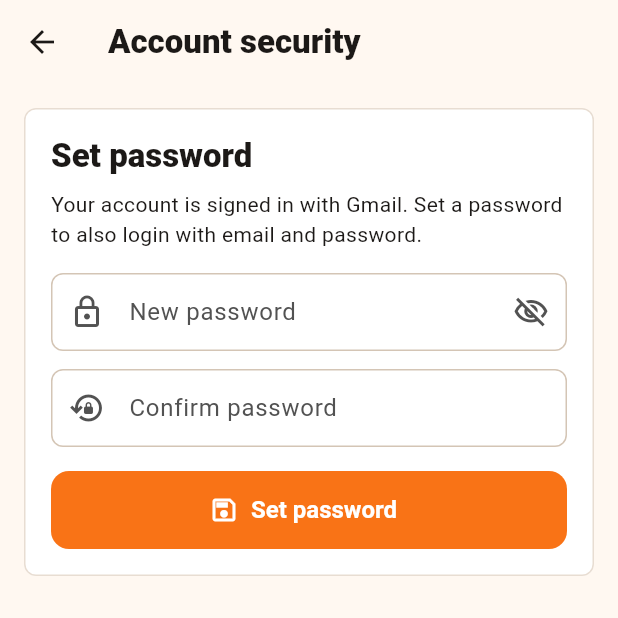
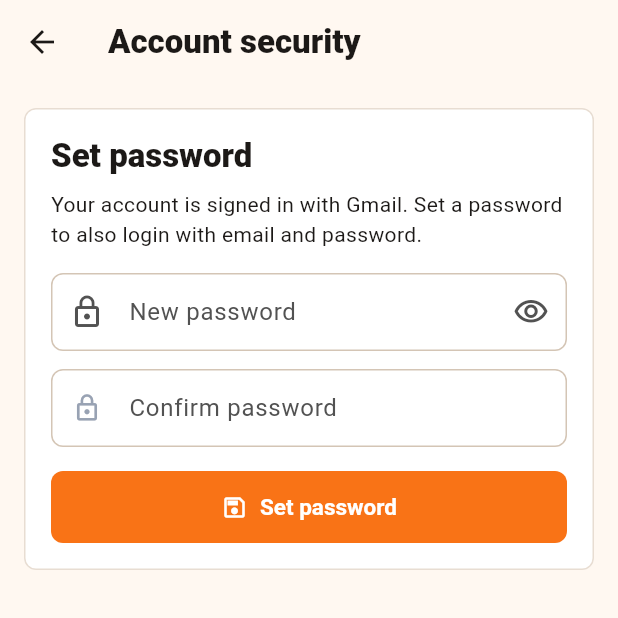
Before and after one commit to nayeem202/mohajon-mobile-app, a Flutter app: the AccountSecurityScreen screen opened directly, on a phone screen of 412 x 824 dp, the top half of it. Run offline on Flutter 3.47's test engine with Material 3 defaults, Android fonts, the phone set to English and light mode, and no system bars; our stand-ins replace cloud_firestore, connectivity_plus, firebase_auth, firebase_core, firebase_storage, fl_chart and 8 more; missing offline and left inert: mobile_scanner; accounts and stored records are empty.

Commit message:
fix: restore missing working changes

```diff
--- a/lib/core/widgets/action_button.dart
+++ b/lib/core/widgets/action_button.dart
@@ -4,62 +4,61 @@ class ActionButton extends StatelessWidget {
   const ActionButton({
     super.key,
     required this.onPressed,
+    required this.isBusy,
+    this.icon,
     required this.label,
-    this.busyLabel,
-    this.icon,
-    this.isBusy = false,
-    this.isDestructive = false,
+    required this.busyLabel,
     this.expanded = true,
-    this.height = 52,
+    this.height = 48,
   });
 
   final VoidCallback? onPressed;
+  final bool isBusy;
+  final IconData? icon;
   final String label;
-  final String? busyLabel;
-  final IconData? icon;
-  final bool isBusy;
-  final bool isDestructive;
+  final String busyLabel;
   final bool expanded;
   final double height;
 
   @override
   Widget build(BuildContext context) {
-    final button = FilledButton.icon(
-      onPressed: isBusy ? null : onPressed,
-      icon: isBusy
-          ? SizedBox(
-              width: 20,
-              height: 20,
-              child: CircularProgressIndicator(
-                strokeWidth: 2.5,
-                color: isDestructive ? Colors.white : Colors.white,
+    final child = isBusy
+        ? Row(
+            mainAxisSize: MainAxisSize.min,
+            children: [
+              const SizedBox(
+                width: 18,
+                height: 18,
+                child: CircularProgressIndicator(
+                  strokeWidth: 2,
+                  color: Colors.white,
+                ),
               ),
-            )
-          : icon != null
-              ? Icon(icon, size: 20)
-              : const SizedBox.shrink(),
-      label: Text(
-        isBusy ? (busyLabel ?? 'Saving...') : label,
-        style: const TextStyle(fontSize: 16, fontWeight: FontWeight.w700),
-      ),
-      style: FilledButton.styleFrom(
-        backgroundColor: isDestructive
-            ? Theme.of(context).colorScheme.error
-            : const Color(0xFFF97316),
-        foregroundColor: Colors.white,
-        minimumSize: Size(expanded ? double.infinity : 0, height),
-        shape: RoundedRectangleBorder(
-          borderRadius: BorderRadius.circular(12),
-        ),
-      ),
+              const SizedBox(width: 10),
+              Text(busyLabel),
+            ],
+          )
+        : Row(
+            mainAxisSize: MainAxisSize.min,
+            children: [
+              if (icon != null) ...[
+                Icon(icon, size: 18),
+                const SizedBox(width: 8),
+              ],
+              Text(label),
+            ],
+          );
+
+    final style = FilledButton.styleFrom(
+      minimumSize: Size(expanded ? double.infinity : 0, height),
+      shape: RoundedRectangleBorder(borderRadius: BorderRadius.circular(8)),
+      textStyle: const TextStyle(fontWeight: FontWeight.w700, fontSize: 15),
     );
 
-    if (expanded) {
-      return SizedBox(
-        height: height,
-        child: button,
-      );
-    }
-    return button;
+    return FilledButton(
+      onPressed: isBusy ? null : onPressed,
+      style: style,
+      child: child,
+    );
   }
 }
--- /dev/null
+++ b/lib/core/widgets/app_icon_asset.dart
@@ -0,0 +1,19 @@
+import 'package:flutter/material.dart';
+
+class AppIconAsset extends StatelessWidget {
+  const AppIconAsset({
+    super.key,
+    required this.assetPath,
+    this.size = 24,
+    this.color,
+  });
+
+  final IconData assetPath;
+  final double size;
+  final Color? color;
+
+  @override
+  Widget build(BuildContext context) {
+    return Icon(assetPath, size: size, color: color);
+  }
+}
--- /dev/null
+++ b/lib/core/widgets/flaticon_icons.dart
@@ -0,0 +1,10 @@
+import 'package:flutter/material.dart';
+
+class FlaticonIcons {
+  FlaticonIcons._();
+
+  static const IconData lock_clock_outlined = Icons.lock_outline;
+  static const IconData lock_reset_outlined = Icons.lock_outline;
+  static const IconData eye = Icons.visibility_outlined;
+  static const IconData save = Icons.save_outlined;
+}
--- a/lib/features/customers/presentation/customer_form_screen.dart
+++ b/lib/features/customers/presentation/customer_form_screen.dart
@@ -5,6 +5,7 @@ import 'package:flutter_riverpod/flutter_riverpod.dart';
 import 'package:image_picker/image_picker.dart';
 
 import '../../../core/models/customer.dart';
+import '../../../core/utils/snackbar.dart';
 import '../../../core/widgets/action_button.dart';
 import '../../../core/widgets/async_action_state.dart';
 import '../providers/customer_providers.dart';
@@ -254,9 +255,7 @@ class _CustomerFormScreenState extends ConsumerState<CustomerFormScreen>
       }
     } catch (_) {
       if (mounted) {
-        ScaffoldMessenger.of(context).showSnackBar(
-          const SnackBar(content: Text('Could not pick image')),
-        );
+        showAppSnackBar(context, 'Could not pick image', isError: true);
       }
     }
   }
--- a/lib/features/purchases/presentation/purchase_screen.dart
+++ b/lib/features/purchases/presentation/purchase_screen.dart
@@ -5,6 +5,8 @@ import '../../../core/models/product.dart';
 import '../../../core/models/purchase.dart';
 import '../../../core/utils/money.dart';
 import '../../../core/widgets/action_button.dart';
+import '../../../core/widgets/app_icon_asset.dart';
+import '../../../core/widgets/flaticon_icons.dart';
 import '../../../core/widgets/async_action_state.dart';
 import '../../products/providers/product_providers.dart';
 import '../providers/purchase_providers.dart';
--- a/lib/features/settings/presentation/account_security_screen.dart
+++ b/lib/features/settings/presentation/account_security_screen.dart
@@ -5,6 +5,8 @@ import 'package:flutter_riverpod/flutter_riverpod.dart';
 import '../../../core/widgets/action_button.dart';
 import '../../../core/widgets/async_action_state.dart';
 import '../../auth/providers/auth_providers.dart';
+import '../../../core/widgets/app_icon_asset.dart';
+import '../../../core/widgets/flaticon_icons.dart';
 
 class AccountSecurityScreen extends ConsumerStatefulWidget {
   const AccountSecurityScreen({super.key});
@@ -72,7 +74,7 @@ class _AccountSecurityScreenState extends ConsumerState<AccountSecurityScreen>
                         obscureText: _obscure,
                         decoration: const InputDecoration(
                           labelText: 'Previous password',
-                          prefixIcon: Icon(Icons.lock_clock_outlined),
+                          prefixIcon: Padding(padding: EdgeInsets.all(12), child: AppIconAsset(assetPath: FlaticonIcons.lock_clock_outlined, size: 20, color: Color(0xFF98A2B3))),
                         ),
                       ),
                       const SizedBox(height: 12),
@@ -87,8 +89,8 @@ class _AccountSecurityScreenState extends ConsumerState<AccountSecurityScreen>
                           onPressed: () => setState(() => _obscure = !_obscure),
                           icon: Icon(
                             _obscure
-                                ? Icons.visibility_off_outlined
-                                : Icons.visibility_outlined,
+                                ? FlaticonIcons.eye
+                                : FlaticonIcons.eye,
                           ),
                         ),
                       ),
@@ -99,7 +101,7 @@ class _AccountSecurityScreenState extends ConsumerState<AccountSecurityScreen>
                       obscureText: _obscure,
                       decoration: const InputDecoration(
                         labelText: 'Confirm password',
-                        prefixIcon: Icon(Icons.lock_reset_outlined),
+                        prefixIcon: Padding(padding: EdgeInsets.all(12), child: AppIconAsset(assetPath: FlaticonIcons.lock_reset_outlined, size: 20, color: Color(0xFF98A2B3))),
                       ),
                     ),
                     if (_message != null) ...[
@@ -115,7 +117,7 @@ class _AccountSecurityScreenState extends ConsumerState<AccountSecurityScreen>
                     ActionButton(
                       onPressed: hasPassword ? _changePassword : _setPasswordForGoogle,
                       isBusy: isBusy,
-                      icon: Icons.save_outlined,
+                      icon: FlaticonIcons.save,
                       label: hasPassword ? 'Update password' : 'Set password',
                       busyLabel: 'Saving...',
                     ),
```
Also changed, not shown: lib/core/utils/snackbar.dart (added, +20 -0 lines), lib/core/widgets/animated_bottom_nav_bar.dart (added, +138 -0 lines), lib/features/customers/presentation/customer_list_screen.dart (+5 -3 lines), lib/features/customers/presentation/customer_profile_screen.dart (+4 -19 lines), lib/features/investments/presentation/add_investment_sheet.dart (+4 -12 lines), lib/features/investments/presentation/investment_form_sheet.dart (+2 -5 lines), lib/features/investments/presentation/investment_screen.dart (+3 -6 lines), lib/features/investments/presentation/widgets/payout_dialog.dart (+3 -8 lines), lib/features/payments/presentation/add_payment_screen.dart (+3 -6 lines), lib/features/profile/presentation/store_info_screen.dart (+4 -24 lines), lib/features/vendors/presentation/vendor_form_sheet.dart (+3 -8 lines).
